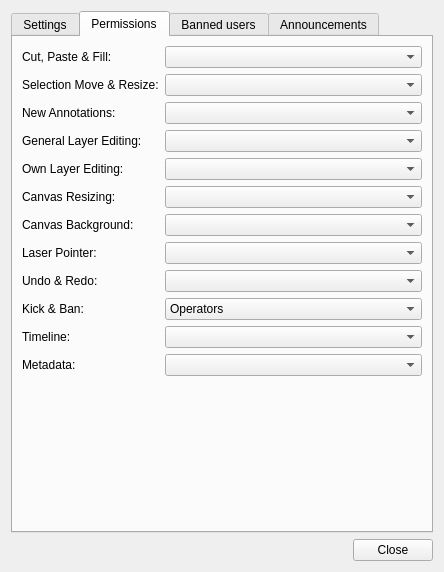
Qt form src/desktop/ui/sessionsettings.ui (drawpile/Drawpile) before a commit.
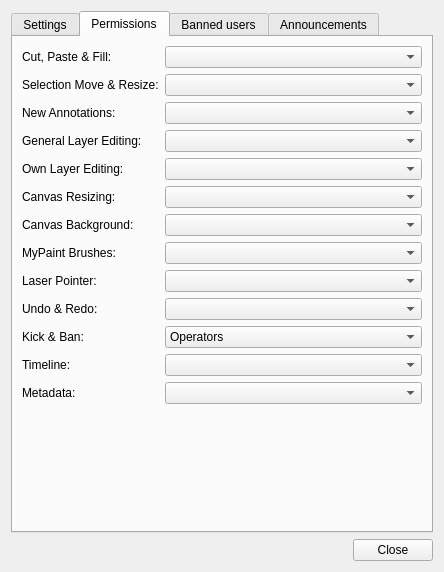
The same form after that commit. The open tabs and pages were chosen to show the change. Icons and pictures are not drawn. Custom widgets are drawn as their Qt base class.

Commit message:
Add MyPaint brush permission
Since they can be abused somewhat easily, if a particularly terrible
brush is used to cause way too many dabs or something.

Introduces a new tool locked state and making it clear in the brush
settings docker that the user isn't allowed to use MyPaint brushes, to
avoid confusion as to why they can't draw anything.

What changed in the file:
```diff
--- a/src/desktop/ui/sessionsettings.ui
+++ b/src/desktop/ui/sessionsettings.ui
@@ -313,34 +313,34 @@
        <item row="6" column="1">
         <widget class="QComboBox" name="permBackground"/>
        </item>
-       <item row="7" column="0">
+       <item row="8" column="0">
         <widget class="QLabel">
          <property name="text">
           <string>Laser Pointer:</string>
          </property>
         </widget>
        </item>
-       <item row="7" column="1">
+       <item row="8" column="1">
         <widget class="QComboBox" name="permLaser"/>
        </item>
-       <item row="8" column="0">
+       <item row="9" column="0">
         <widget class="QLabel">
          <property name="text">
           <string>Undo &amp; Redo:</string>
          </property>
         </widget>
        </item>
-       <item row="8" column="1">
+       <item row="9" column="1">
         <widget class="QComboBox" name="permUndo"/>
        </item>
-       <item row="9" column="0">
+       <item row="10" column="0">
         <widget class="QLabel">
          <property name="text">
           <string>Kick &amp; Ban:</string>
          </property>
         </widget>
        </item>
-       <item row="9" column="1">
+       <item row="10" column="1">
         <widget class="QComboBox" name="deputies">
          <item>
           <property name="text">
@@ -354,24 +354,24 @@
          </item>
         </widget>
        </item>
-       <item row="10" column="0">
+       <item row="11" column="0">
         <widget class="QLabel">
          <property name="text">
           <string>Timeline:</string>
          </property>
         </widget>
        </item>
-       <item row="10" column="1">
+       <item row="11" column="1">
         <widget class="QComboBox" name="permTimeline"/>
        </item>
-       <item row="11" column="0">
+       <item row="12" column="0">
         <widget class="QLabel" name="labelMetadata">
          <property name="text">
           <string>Metadata:</string>
          </property>
         </widget>
        </item>
-       <item row="11" column="1">
+       <item row="12" column="1">
         <widget class="QComboBox" name="permMetadata"/>
        </item>
        <item row="1" column="0">
@@ -381,6 +381,16 @@
          </property>
         </widget>
        </item>
+       <item row="7" column="0">
+        <widget class="QLabel">
+         <property name="text">
+          <string>MyPaint Brushes:</string>
+         </property>
+        </widget>
+       </item>
+       <item row="7" column="1">
+        <widget class="QComboBox" name="permMyPaint"/>
+       </item>
       </layout>
      </widget>
      <widget class="QWidget">
```
Left out of the diff: 2 changed lines with no effect on the pictures. The commit also changes 11 other files.
